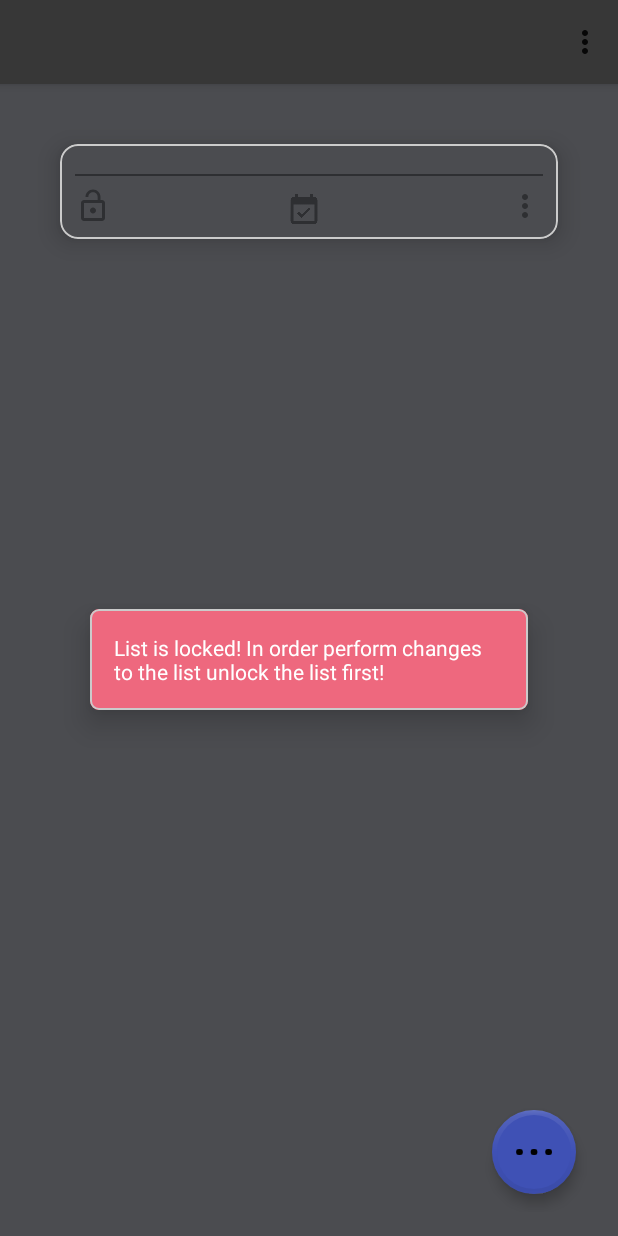
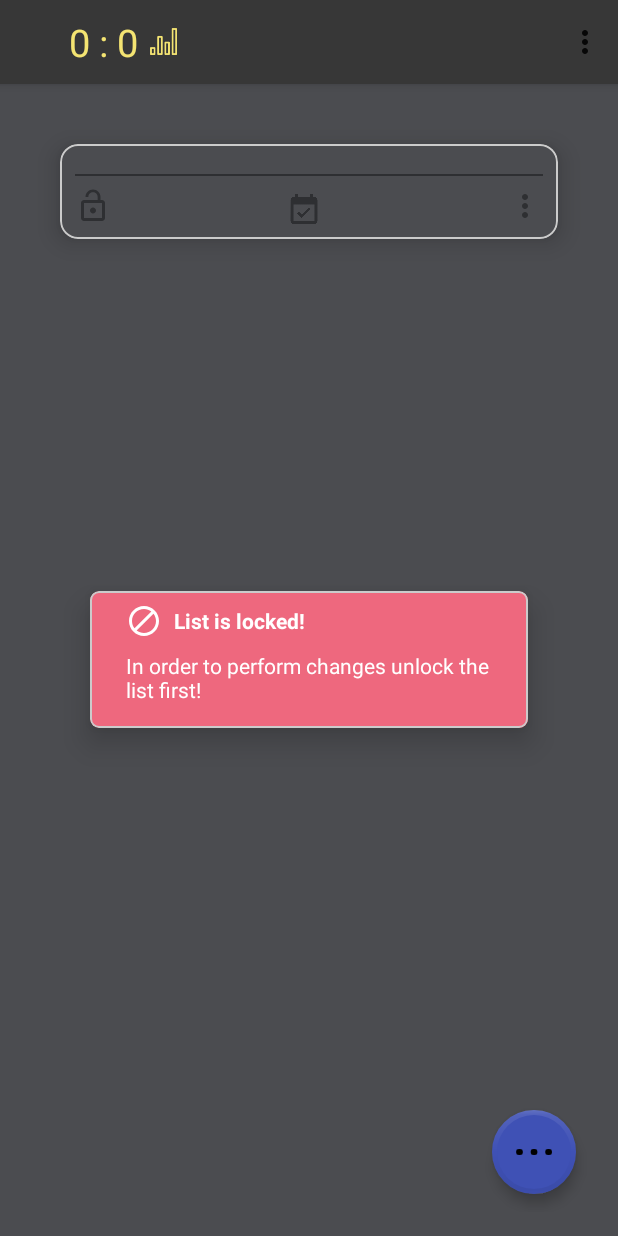
Before and after one commit to jasper55/RoutineDeveloper_v2, an Android app: the screen it shows after launch (OverviewActivity), after a tap on an icon or button, on a phone screen of 412 x 824 dp. Run offline under Robolectric (Android 15) with nearby library versions, the phone set to English and light mode, and no system bars; libraries missing offline, so code that uses them is left out: org.jetbrains.anko; 1 statement that could not run was skipped.

Commit message:
add icon to error prompt

```diff
--- a/app/src/main/java/com/example/app/jasper/routinedeveloper_v2/OverviewActivity.kt
+++ b/app/src/main/java/com/example/app/jasper/routinedeveloper_v2/OverviewActivity.kt
@@ -82,6 +82,7 @@ class OverviewActivity : AppCompatActivity(), CoroutineScope by MainScope() {
 
     private lateinit var errorPrompt: CardView
     private lateinit var errorPromptText: TextView
+    private lateinit var errorPromptHeader: TextView
 
     private lateinit var fab_add: FloatingActionButton
     private lateinit var fab_timer: FloatingActionButton
@@ -129,12 +130,16 @@ class OverviewActivity : AppCompatActivity(), CoroutineScope by MainScope() {
             if (it == true) {
                 lock_icon.backgroundDrawable = getDrawable(R.drawable.ic_lock_black)
                 lock_icon.backgroundDrawable!!.setTint(getColor(R.color.textDark))
-                viewModel.errorMessage.value = getString(R.string.lock_activated)
+                viewModel.errorPromptHeader.value = getString(R.string.error_lock_activated_header)
+                viewModel.errorPromptText.value = getString(R.string.error_lock_activated_text)
             } else {
                 lock_icon.backgroundDrawable = getDrawable(R.drawable.ic_lock_open_black)
             }
         })
-        viewModel.errorMessage.observe(this, Observer { errorMessage ->
+        viewModel.errorPromptHeader.observe(this, Observer { errorMessage ->
+            errorPromptHeader.text = errorMessage
+        })
+        viewModel.errorPromptText.observe(this, Observer { errorMessage ->
             errorPromptText.text = errorMessage
         })
     }
@@ -214,6 +219,7 @@ class OverviewActivity : AppCompatActivity(), CoroutineScope by MainScope() {
     private fun initErrorPrompt() {
         errorPrompt = findViewById(R.id.errorPrompt)
         errorPromptText = findViewById(R.id.errorPromptText)
+        errorPromptHeader = findViewById(R.id.errorPromptHeader)
     }
 
     private fun initListMenu() {
--- a/app/src/main/java/com/example/app/jasper/routinedeveloper_v2/viewmodel/ViewModel.kt
+++ b/app/src/main/java/com/example/app/jasper/routinedeveloper_v2/viewmodel/ViewModel.kt
@@ -26,7 +26,8 @@ class ViewModel(application: Application) : AndroidViewModel(application) {
     val doneCounter = MutableLiveData<Int>()
     val undoneCounter = MutableLiveData<Int>()
     val challengeEndingDate = MutableLiveData<String>()
-    val errorMessage = MutableLiveData<String>()
+    val errorPromptHeader = MutableLiveData<String>()
+    val errorPromptText = MutableLiveData<String>()
     val notificationTime = MutableLiveData<Long>()
     val context = application.applicationContext
     val repository = TodoListRepository.getInstance(context)
--- a/app/src/main/res/layout/custom_action_bar_layout.xml
+++ b/app/src/main/res/layout/custom_action_bar_layout.xml
@@ -4,13 +4,13 @@
     android:layout_height="wrap_content"
     xmlns:app="http://schemas.android.com/apk/res-auto">
 
-    <TableRow>
+
         <LinearLayout
             android:id="@+id/appbar_score_container"
             android:layout_width="match_parent"
             android:layout_height="wrap_content"
-            android:gravity="bottom"
-            android:layout_margin="30dp"
+            android:gravity="center_vertical"
+            android:layout_marginStart="30dp"
             android:orientation="horizontal">
 
             <TextView
@@ -18,42 +18,31 @@
                 android:layout_width="wrap_content"
                 android:layout_height="wrap_content"
                 android:textColor="@color/colorAccent"
-                android:textSize="25sp">
-                android:textFontWeight="bold"
-            </TextView>
+                android:textSize="25sp"/>
 
             <TextView
                 android:layout_width="wrap_content"
                 android:layout_height="wrap_content"
                 android:text=" : "
                 android:textColor="@color/colorAccent"
-                android:textSize="25sp">
-                <!--android:textFontWeight="bold"-->
-
-            </TextView>
+                android:textSize="25sp"/>
 
             <TextView
                 android:id="@+id/scoreMinus"
                 android:layout_width="wrap_content"
                 android:layout_height="wrap_content"
                 android:textColor="@color/colorAccent"
-                android:textSize="25sp">
-                <!--android:textFontWeight="bold"-->
-            </TextView>
+                android:textSize="25sp"/>
 
             <ImageView
-                android:layout_width="32dp"
-                android:layout_height="32dp"
+                android:layout_width="18dp"
+                android:layout_height="18dp"
                 android:layout_margin="8dp"
                 android:scaleType="centerCrop"
                 app:tint="@color/colorAccent"
-                app:srcCompat="@drawable/stats_black" />
+                app:srcCompat="@drawable/stats_black"
+                android:contentDescription="score icon" />
 
-
-
-        </LinearLayout> <!-- display Score data -->
-
-
-    </TableRow>
+        </LinearLayout>
 
 </TableLayout>
--- a/app/src/main/res/layout/error_prompt.xml
+++ b/app/src/main/res/layout/error_prompt.xml
@@ -19,15 +19,60 @@
         android:layout_gravity="center_vertical|center_horizontal"
         android:visibility="gone">
 
+
+
+
+        <LinearLayout
+            android:layout_width="wrap_content"
+            android:layout_height="match_parent"
+            android:orientation="vertical">
+
+        <LinearLayout
+            android:layout_width="match_parent"
+            android:layout_height="wrap_content"
+            android:layout_marginLeft="24dp"
+            android:layout_marginTop="8dp"
+            android:orientation="horizontal">
+        <ImageView
+            android:id="@+id/errorPromptIcon"
+            android:layout_width="24dp"
+            android:layout_height="24dp"
+            android:layout_marginRight="8dp"
+            android:scaleType="centerCrop"
+            android:layout_gravity="center_vertical"
+            app:tint="@color/colorWhite"
+            app:srcCompat="@drawable/ic_blocked_black"
+            android:contentDescription="score icon" />
+
+
+        <TextView
+            android:id="@+id/errorPromptHeader"
+            android:layout_width="match_parent"
+            android:layout_height="wrap_content"
+            android:text="test sadaslödjasldjasldajslda"
+            android:background="@color/colorRed"
+            android:layout_gravity="center_vertical"
+            android:paddingEnd="16dp"
+            android:textColor="@color/colorWhite"
+            android:textStyle="bold"
+            android:visibility="visible" />
+        </LinearLayout>
+
         <TextView
             android:id="@+id/errorPromptText"
             android:layout_width="match_parent"
             android:layout_height="wrap_content"
             android:text="test sadaslödjasldjasldajslda"
             android:background="@color/colorRed"
-            android:padding="16dp"
+            android:layout_marginLeft="24dp"
+            android:paddingTop="8dp"
+            android:paddingBottom="16dp"
+            android:paddingEnd="24dp"
             android:textColor="@color/colorWhite"
             android:visibility="visible" />
+
+        </LinearLayout>
+
 
     </com.google.android.material.card.MaterialCardView>
 
--- a/app/src/main/res/values/strings.xml
+++ b/app/src/main/res/values/strings.xml
@@ -4,5 +4,6 @@
     <string name="fabLabelAdd">add item</string>
     <string name="LabelNotification">set reminder</string>
     <string name="LabelTimer">set end date</string>
-    <string name="lock_activated">List is locked! In order perform changes to the list unlock the list first!</string>
+    <string name="error_lock_activated_header">List is locked!</string>
+    <string name="error_lock_activated_text">In order to perform changes unlock the list first!</string>
 </resources>
```
